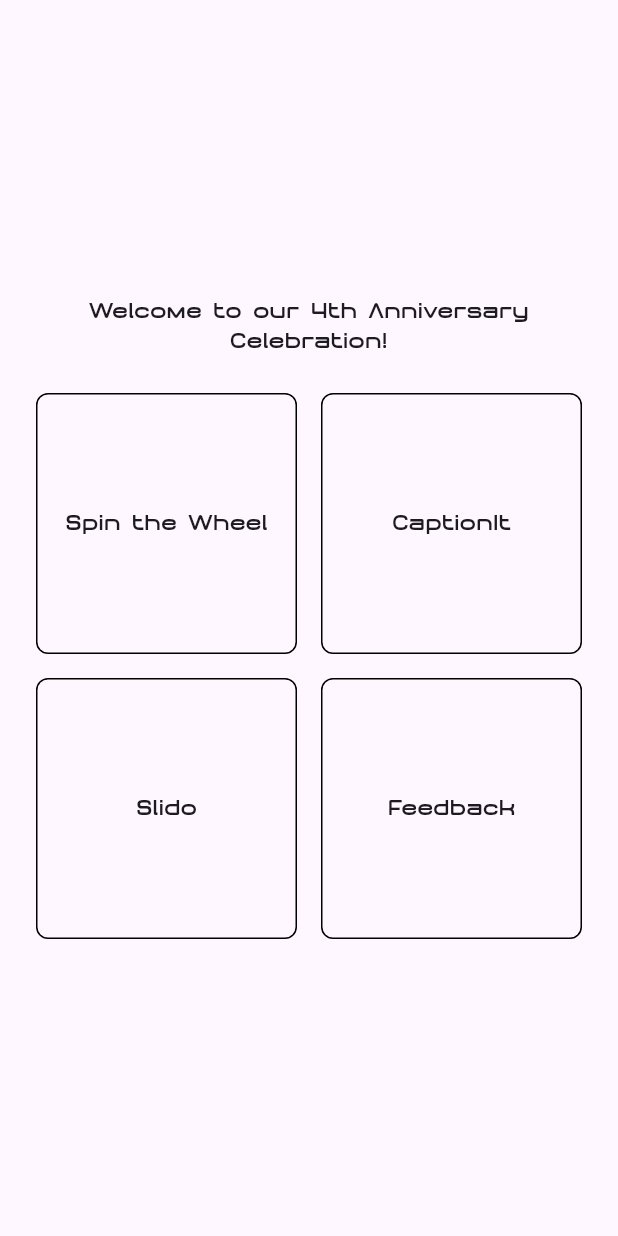
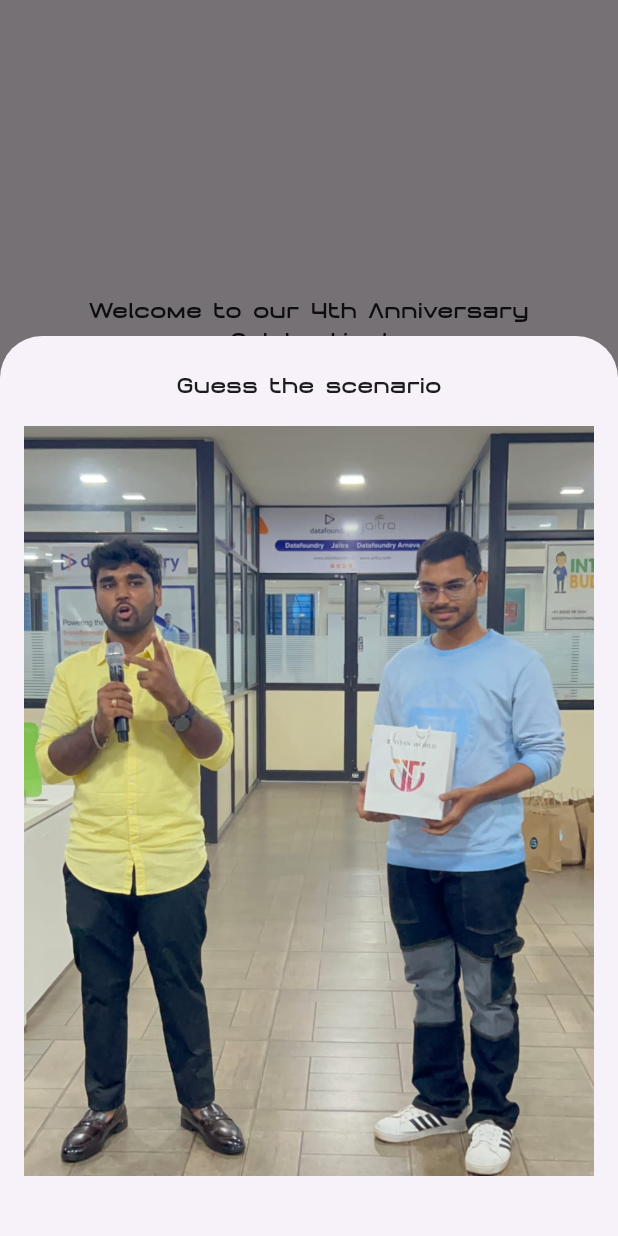
Before and after one commit to ManasMalla/spotmies-anniversary, a Flutter app: the GamePage screen opened directly, after a tap on "CaptionIt", on a phone screen of 412 x 824 dp. Run offline on Flutter 3.47's test engine with Material 3 defaults, Android fonts, the phone set to English and light mode, and no system bars; our stand-ins replace cloud_firestore, firebase_auth, firebase_core, flutter_fortune_wheel; accounts and stored records are empty; statements that could not run were skipped.

Commit message:
added games
Signed-off-by: Manas Malla <manasmalla.dev@gmail.com>

```diff
--- a/lib/game_page.dart
+++ b/lib/game_page.dart
@@ -4,7 +4,9 @@
 import 'package:cloud_firestore/cloud_firestore.dart';
 import 'package:firebase_auth/firebase_auth.dart';
 import 'package:flutter/material.dart';
+import 'package:flutter/services.dart';
 import 'package:flutter_fortune_wheel/flutter_fortune_wheel.dart';
+import 'package:url_launcher/url_launcher_string.dart';
 
 class GamePage extends StatelessWidget {
   GamePage({
@@ -49,11 +51,23 @@
                   shrinkWrap: true,
                   itemBuilder: (context, itemIndex) {
                     return InkWell(
-                      onTap: () {
+                      onTap: () async {
                         if (itemIndex == 0) {
                           showSpinWheelGame(context, spinWheel);
                         } else if (itemIndex == 1) {
-                          showCaptionItGame();
+                          showCaptionItGame(context);
+                          // Navigator.pushNamed(context, '/memoryGame');
+                        } else if (itemIndex == 2) {
+                          ScaffoldMessenger.of(context).showSnackBar(SnackBar(
+                            content: Text("Opening Slido in browser"),
+                          ));
+                          final url =
+                              "https://app.sli.do/event/kP4muTAgRUxZihaxqF3Uem";
+                          Clipboard.setData(ClipboardData(
+                              text: FirebaseAuth
+                                      .instance.currentUser?.displayName ??
+                                  "Anonymous User"));
+                          await launchUrlString(url);
                           // Navigator.pushNamed(context, '/memoryGame');
                         } else if (itemIndex == 3) {
                           showModalBottomSheet(
@@ -177,5 +191,30 @@
         });
   }
 
-  void showCaptionItGame() {}
+  void showCaptionItGame(BuildContext context) {
+    showModalBottomSheet(
+        context: context,
+        isScrollControlled: true,
+        builder: (context) {
+          return Container(
+            width: 600,
+            height: 600,
+            child: Column(
+              mainAxisAlignment: MainAxisAlignment.center,
+              children: [
+                Text("Guess the scenario"),
+                Padding(
+                  padding: const EdgeInsets.all(16.0),
+                  child: Image.asset(
+                    "assets/images/ image-${Random().nextInt(13) + 1}.jpeg",
+                    fit: BoxFit.cover,
+                    height: 500,
+                    width: 500,
+                  ),
+                ),
+              ],
+            ),
+          );
+        });
+  }
 }
--- a/lib/main.dart
+++ b/lib/main.dart
@@ -10,7 +10,10 @@
 Future<void> main() async {
   WidgetsFlutterBinding.ensureInitialized();
   await Firebase.initializeApp(options: DefaultFirebaseOptions.currentPlatform);
-  runApp(MainApp());
+  runApp(MaterialApp(
+    theme: ThemeData(fontFamily: "Nusar"),
+    home: GamePage(),
+  ));
 }
 
 class MainApp extends StatelessWidget {
--- a/pubspec.yaml
+++ b/pubspec.yaml
@@ -13,6 +13,7 @@
   flutter:
     sdk: flutter
   flutter_fortune_wheel: ^1.3.1
+  url_launcher: ^6.3.0
 
 dev_dependencies:
   flutter_test:
```
Also changed, not shown: assets/images/ image-1.jpeg (added), assets/images/ image-10.jpeg (added), assets/images/ image-11.jpeg (added), assets/images/ image-12.jpeg (added), assets/images/ image-13.jpeg (added), assets/images/ image-2.jpeg (added), assets/images/ image-3.jpeg (added), assets/images/ image-4.jpeg (added), assets/images/ image-5.jpeg (added), assets/images/ image-6.jpeg (added), assets/images/ image-7.jpeg (added), assets/images/ image-8.jpeg (added), assets/images/ image-9.jpeg (added), pubspec.lock, 5 other files.
